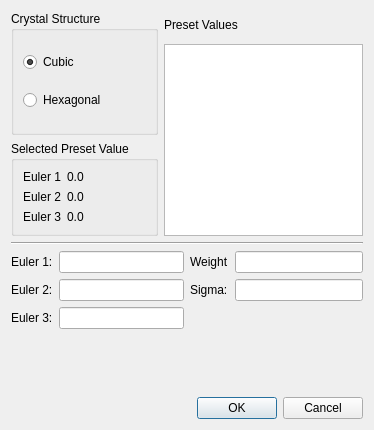
The window that Source/StatsGenerator/UI_Files/TextureDialog.ui (BlueQuartzSoftware/DREAM3D) describes before a commit, drawn with Qt 5.
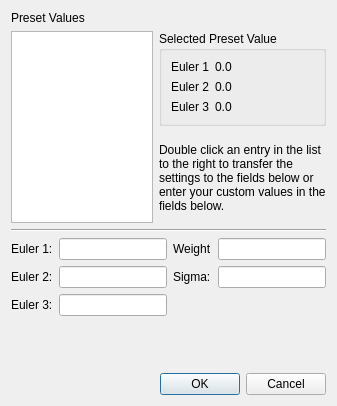
The same window after the commit.

Commit message: commiting code with changes in texture.h to do odf calculations

What changed in the file:
```diff
--- a/Source/StatsGenerator/UI_Files/TextureDialog.ui
+++ b/Source/StatsGenerator/UI_Files/TextureDialog.ui
@@ -6,8 +6,8 @@
    <rect>
     <x>0</x>
     <y>0</y>
-    <width>374</width>
-    <height>430</height>
+    <width>337</width>
+    <height>406</height>
    </rect>
   </property>
   <property name="windowTitle">
@@ -16,40 +16,20 @@
   <layout class="QVBoxLayout" name="verticalLayout_2">
    <item>
     <layout class="QGridLayout" name="gridLayout_2">
-     <item row="0" column="0" rowspan="3">
-      <widget class="QGroupBox" name="groupBox">
-       <property name="title">
-        <string>Crystal Structure</string>
-       </property>
-       <layout class="QVBoxLayout" name="verticalLayout">
-        <item>
-         <widget class="QRadioButton" name="cubicCrystalStructure">
-          <property name="text">
-           <string>Cubic</string>
-          </property>
-          <property name="checked">
-           <bool>true</bool>
-          </property>
-         </widget>
-        </item>
-        <item>
-         <widget class="QRadioButton" name="hexCrystalStructure">
-          <property name="text">
-           <string>Hexagonal</string>
-          </property>
-         </widget>
-        </item>
-       </layout>
-      </widget>
-     </item>
      <item row="0" column="1">
       <widget class="QLabel" name="label">
        <property name="text">
         <string>Preset Values</string>
        </property>
+       <property name="alignment">
+        <set>Qt::AlignLeading|Qt::AlignLeft|Qt::AlignVCenter</set>
+       </property>
       </widget>
      </item>
-     <item row="3" column="0">
+     <item row="1" column="1" rowspan="2">
+      <widget class="QListWidget" name="presetListWidget"/>
+     </item>
+     <item row="1" column="2">
       <widget class="QGroupBox" name="groupBox_2">
        <property name="title">
         <string>Selected Preset Value</string>
@@ -100,8 +80,15 @@
        </layout>
       </widget>
      </item>
-     <item row="1" column="1" rowspan="3">
-      <widget class="QListWidget" name="presetListWidget"/>
+     <item row="2" column="2">
+      <widget class="QLabel" name="label_8">
+       <property name="text">
+        <string>Double click an entry in the list to the right to transfer the settings to the fields below or enter your custom values in the fields below. </string>
+       </property>
+       <property name="wordWrap">
+        <bool>true</bool>
+       </property>
+      </widget>
      </item>
     </layout>
    </item>
```
The commit also changes 22 other files.
